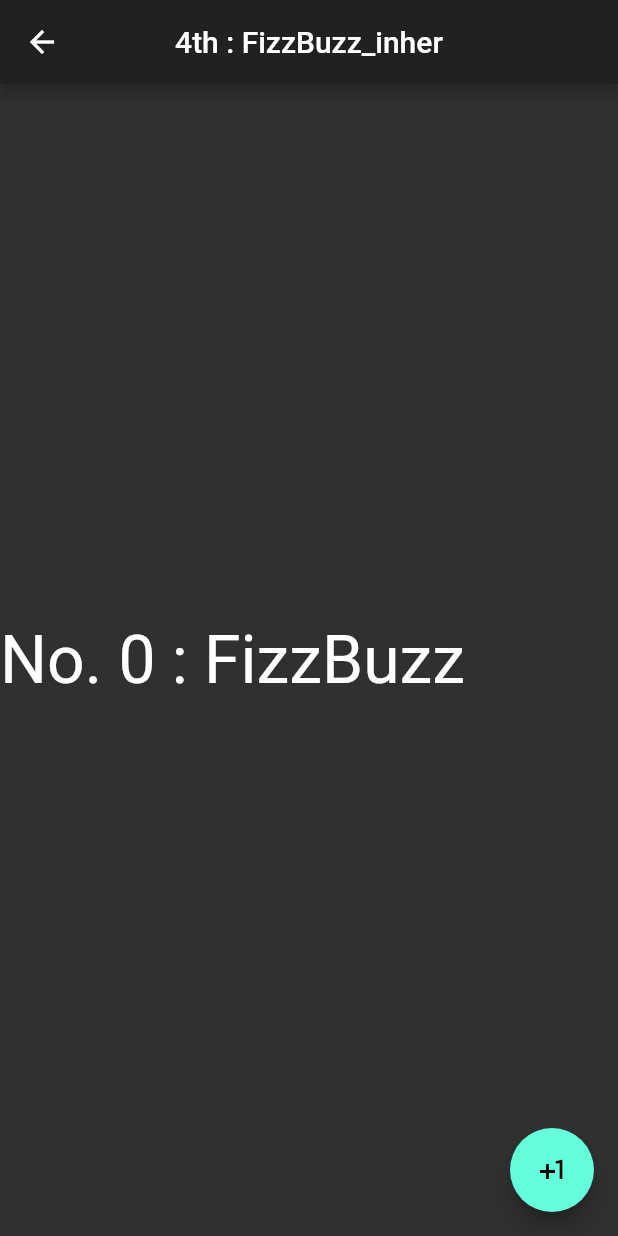
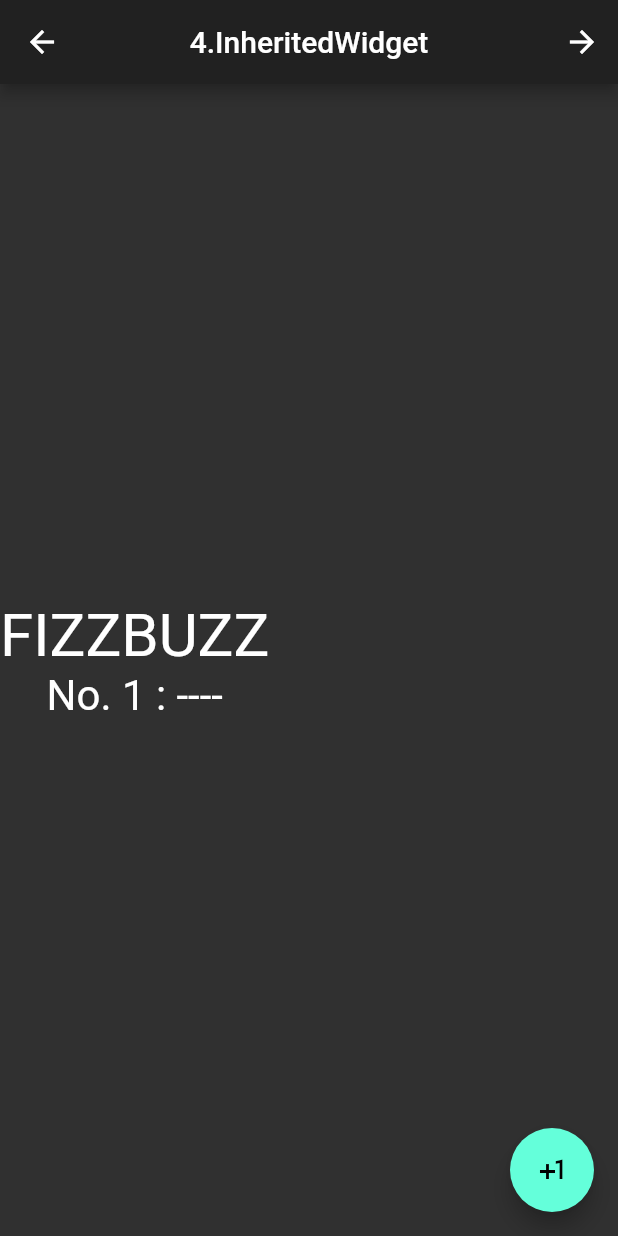
Before and after one commit to RYgithub1/prov1, a Flutter app: the ThirdPage screen opened directly, after a tap on the "arrow forward" icon, on a phone screen of 412 x 824 dp. Run offline on Flutter 3.47's test engine with Material 2 defaults, Android fonts, the phone set to English and light mode, and no system bars.

```diff
--- a/lib/main.dart
+++ b/lib/main.dart
@@ -1,7 +1,7 @@
 import 'package:flutter/material.dart';
 import 'package:prov1/model_prov1.dart';
 import 'package:prov1/model_prov2.dart';
-import 'package:prov1/top_page.dart';
+import 'package:prov1/n_first_page.dart';
 import 'package:provider/provider.dart';
 import 'model_change.dart';
 
@@ -41,7 +41,7 @@ class MyToDoApp extends StatelessWidget {
         title: "provider",
         theme: ThemeData.dark(),
         initialRoute: "/",
-        routes: {"/": (content) => TopPage()},
+        routes: {"/": (content) => FirstPage()},
       )
     );
   }
--- a/lib/fourth_page.dart
+++ b/lib/n_fourth_page.dart
@@ -1,4 +1,5 @@
 import 'package:flutter/material.dart';
+import 'package:prov1/n_fifth_page.dart';
 
 
 
@@ -11,7 +12,7 @@ class FourthPage extends StatefulWidget {   /// [_countのデータ受け渡し
 
 
 class _FourthPageState extends State<FourthPage> {
-  var _count = 0;
+  var _count = 1;
 
   /// [=== build() ===]
   @override
@@ -20,8 +21,18 @@ class _FourthPageState extends State<FourthPage> {
       message: _createMessage(),
       child: Scaffold(
         appBar: AppBar(
-          title: Text("4th : FizzBuzz_inher"),
+          title: Text("4.InheritedWidget"),
           centerTitle: true,
+          actions: [
+            IconButton(
+              icon: Icon(Icons.arrow_forward),
+              onPressed: () => Navigator.of(context).push(
+                MaterialPageRoute(
+                  builder: (context) => FifthPage(),
+                ),
+              ),
+            )
+          ],
         ),
         body: const _Message(),   /// [rebuild抑制const]
         floatingActionButton: FloatingActionButton(
@@ -60,9 +71,10 @@ class _Message extends StatelessWidget{
     return Column(
           mainAxisAlignment: MainAxisAlignment.center,
           children: <Widget>[
+            Text("FIZZBUZZ", style: TextStyle(fontSize: 40)),
             Text(
               "No. ${_InheritedWidget.of(context, listen: true).message}",
-              style: TextStyle(fontSize: 44),
+              style: TextStyle(fontSize: 28),
             ),
           ],
         );
--- a/lib/third_page.dart
+++ b/lib/n_third_page.dart
@@ -1,5 +1,5 @@
 import 'package:flutter/material.dart';
-import 'package:prov1/fourth_page.dart';
+import 'package:prov1/n_fourth_page.dart';
 import 'package:provider/provider.dart';
 
 
@@ -24,7 +24,7 @@ class ThirdPage extends StatelessWidget {
 
       child: Scaffold(
         appBar: AppBar(
-          title: Text('%   Calc Discount   %'),
+          title: Text('3.ChangeNotifierProvider<T>()'),
           centerTitle: true,
           actions: [
             IconButton(
@@ -41,6 +41,10 @@ class ThirdPage extends StatelessWidget {
           child: Column(
             mainAxisAlignment: MainAxisAlignment.center,
             children: <Widget>[
+              Text(
+                'Calc Discount',
+                style: TextStyle(fontSize: 24),
+              ),
               Text("What's the discount on this item?"),
               CalcText(),  /// [-> Provider.of<T>()]
             ],
```
Also changed, not shown: lib/n_fifth_page.dart (added, +99 -0 lines), lib/n_first_page.dart (renamed from lib/top_page.dart, +9 -18 lines), lib/n_second_page.dart (renamed from lib/next_page.dart, +21 -13 lines).
